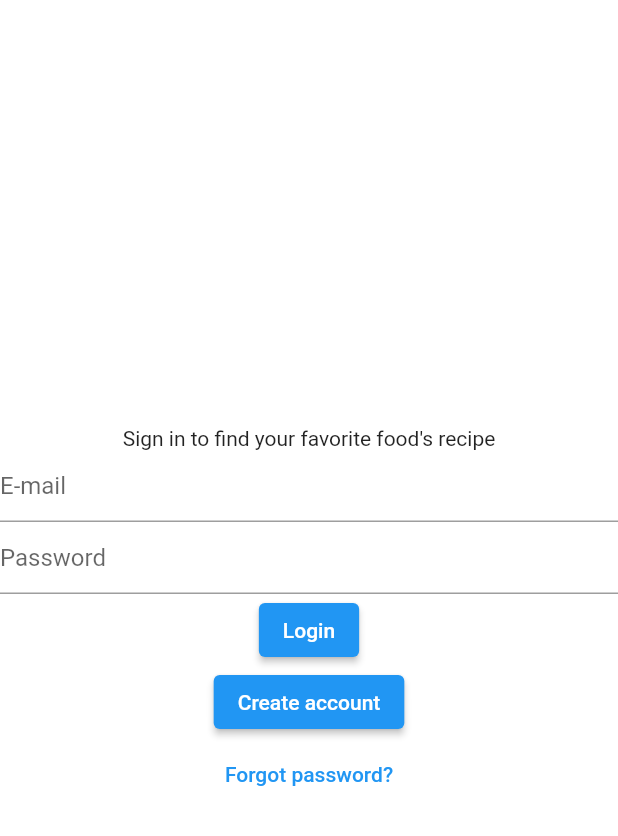
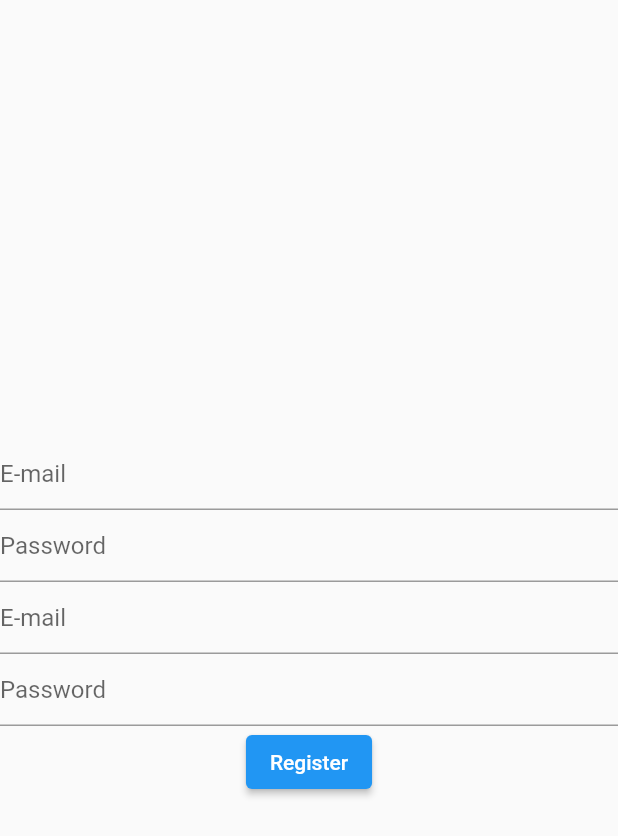
Before and after one commit to mazharaa/recipe_finder_app, a Flutter app: the screen it shows after launch, after a tap on "Create account", on a phone screen of 412 x 824 dp. Shown: the top 836 px of the screen. Run offline on Flutter 3.47's test engine with Material 2 defaults, Android fonts, the phone set to English and light mode, and no system bars; our stand-ins replace firebase_core; accounts and stored records are empty.

Commit message:
Add registration screen

```diff
--- a/lib/main.dart
+++ b/lib/main.dart
@@ -1,6 +1,7 @@
 import 'package:flutter/material.dart';
 import 'package:firebase_core/firebase_core.dart';
 import 'package:recipe_finder_app/screen/login_screen.dart';
+import 'package:recipe_finder_app/screen/registration_screen.dart';
 import 'firebase_options.dart';
 
 void main() async {
@@ -19,7 +20,8 @@ class RecipeFinderApp extends StatelessWidget {
     return MaterialApp(
       initialRoute: LoginScreen.id,
       routes: {
-        LoginScreen.id: (context) => const LoginScreen()
+        LoginScreen.id : (context) => const LoginScreen(),
+        RegistrationScreen.id : (context) => const RegistrationScreen()
       },
     );
   }
--- a/lib/screen/login_screen.dart
+++ b/lib/screen/login_screen.dart
@@ -1,4 +1,5 @@
 import 'package:flutter/material.dart';
+import 'package:recipe_finder_app/screen/registration_screen.dart';
 
 class LoginScreen extends StatelessWidget {
   const LoginScreen({super.key});
@@ -31,7 +32,7 @@ class LoginScreen extends StatelessWidget {
           ),
           ElevatedButton(
               onPressed: () {
-
+                Navigator.pushNamed(context, RegistrationScreen.id);
               },
               child: const Text('Create account')
           ),
--- /dev/null
+++ b/lib/screen/registration_screen.dart
@@ -0,0 +1,44 @@
+import 'package:flutter/material.dart';
+
+class RegistrationScreen extends StatelessWidget {
+  const RegistrationScreen({super.key});
+
+  static const String id = 'registration_screen';
+
+  @override
+  Widget build(BuildContext context) {
+    return Scaffold(
+      body: Column(
+        mainAxisAlignment: MainAxisAlignment.center,
+        children: [
+          const TextField(
+            decoration: InputDecoration(
+              hintText: 'E-mail'
+            ),
+          ),
+          const TextField(
+            decoration: InputDecoration(
+              hintText: 'Password'
+            ),
+          ),
+          const TextField(
+            decoration: InputDecoration(
+              hintText: 'E-mail'
+            ),
+          ),
+          const TextField(
+            decoration: InputDecoration(
+              hintText: 'Password'
+            ),
+          ),
+          ElevatedButton(
+              onPressed: () {
+
+              },
+              child: const Text('Register')
+          ),
+        ],
+      ),
+    );
+  }
+}
```
